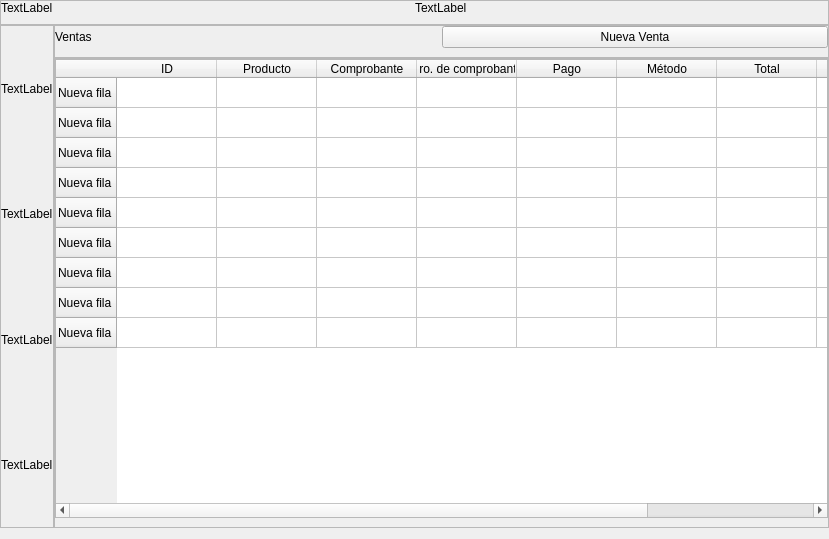
EmmanuelPaiva/sistema-informatico, file ui/Ventas.ui: the form before one commit.
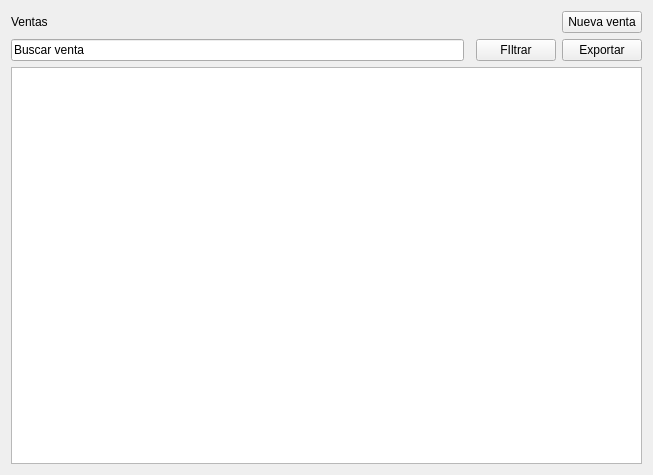
The form after the commit. Icons and pictures are not drawn.

Diff of the .ui file:
```diff
--- a/ui/Ventas.ui
+++ b/ui/Ventas.ui
@@ -6,276 +6,53 @@
    <rect>
     <x>0</x>
     <y>0</y>
-    <width>829</width>
-    <height>539</height>
+    <width>653</width>
+    <height>475</height>
    </rect>
   </property>
   <property name="windowTitle">
    <string>Form</string>
   </property>
   <layout class="QGridLayout" name="gridLayout">
-   <property name="leftMargin">
-    <number>0</number>
-   </property>
-   <property name="topMargin">
-    <number>0</number>
-   </property>
-   <property name="rightMargin">
-    <number>0</number>
-   </property>
-   <property name="spacing">
-    <number>0</number>
-   </property>
-   <item row="0" column="0" colspan="2">
-    <widget class="QFrame" name="frame">
-     <property name="frameShape">
-      <enum>QFrame::Shape::StyledPanel</enum>
+   <item row="2" column="0">
+    <widget class="QLineEdit" name="lineEdit">
+     <property name="text">
+      <string>Buscar venta</string>
      </property>
-     <property name="frameShadow">
-      <enum>QFrame::Shadow::Raised</enum>
-     </property>
-     <layout class="QHBoxLayout" name="horizontalLayout_3">
-      <property name="spacing">
-       <number>0</number>
-      </property>
-      <property name="leftMargin">
-       <number>0</number>
-      </property>
-      <property name="topMargin">
-       <number>0</number>
-      </property>
-      <property name="rightMargin">
-       <number>0</number>
-      </property>
-      <item>
-       <widget class="QLabel" name="label_6">
-        <property name="text">
-         <string>TextLabel</string>
-        </property>
-       </widget>
-      </item>
-      <item>
-       <widget class="QLabel" name="label_7">
-        <property name="text">
-         <string>TextLabel</string>
-        </property>
-       </widget>
-      </item>
-     </layout>
     </widget>
    </item>
-   <item row="2" column="1">
-    <widget class="QFrame" name="frame_3">
-     <property name="frameShape">
-      <enum>QFrame::Shape::StyledPanel</enum>
+   <item row="2" column="2">
+    <widget class="QPushButton" name="pushButton_3">
+     <property name="text">
+      <string>FIltrar</string>
      </property>
-     <property name="frameShadow">
-      <enum>QFrame::Shadow::Raised</enum>
+     <property name="icon">
+      <iconset theme="QIcon::ThemeIcon::AddressBookNew"/>
      </property>
-     <layout class="QHBoxLayout" name="horizontalLayout">
-      <property name="spacing">
-       <number>0</number>
-      </property>
-      <property name="leftMargin">
-       <number>0</number>
-      </property>
-      <property name="topMargin">
-       <number>0</number>
-      </property>
-      <property name="rightMargin">
-       <number>0</number>
-      </property>
-      <item>
-       <widget class="QLabel" name="label">
-        <property name="text">
-         <string>Ventas</string>
-        </property>
-       </widget>
-      </item>
-      <item>
-       <widget class="QPushButton" name="pushButton">
-        <property name="text">
-         <string>Nueva Venta</string>
-        </property>
-       </widget>
-      </item>
-     </layout>
     </widget>
    </item>
-   <item row="3" column="1">
-    <widget class="QFrame" name="frame_4">
-     <property name="sizePolicy">
-      <sizepolicy hsizetype="Expanding" vsizetype="Expanding">
-       <horstretch>0</horstretch>
-       <verstretch>0</verstretch>
-      </sizepolicy>
+   <item row="0" column="3">
+    <widget class="QPushButton" name="pushButton">
+     <property name="text">
+      <string>Nueva venta</string>
      </property>
-     <property name="frameShape">
-      <enum>QFrame::Shape::StyledPanel</enum>
+    </widget>
+   </item>
+   <item row="3" column="0" colspan="4">
+    <widget class="QTableView" name="tableView"/>
+   </item>
+   <item row="2" column="3">
+    <widget class="QPushButton" name="pushButton_2">
+     <property name="text">
+      <string>Exportar</string>
      </property>
-     <property name="frameShadow">
-      <enum>QFrame::Shadow::Raised</enum>
-     </property>
-     <layout class="QVBoxLayout" name="verticalLayout_2">
-      <property name="leftMargin">
-       <number>0</number>
-      </property>
-      <property name="topMargin">
-       <number>0</number>
-      </property>
-      <property name="rightMargin">
-       <number>0</number>
-      </property>
-      <item>
-       <widget class="QTableWidget" name="tableWidget">
-        <row>
-         <property name="text">
-          <string>Nueva fila</string>
-         </property>
-        </row>
-        <row>
-         <property name="text">
-          <string>Nueva fila</string>
-         </property>
-        </row>
-        <row>
-         <property name="text">
-          <string>Nueva fila</string>
-         </property>
-        </row>
-        <row>
-         <property name="text">
-          <string>Nueva fila</string>
-         </property>
-        </row>
-        <row>
-         <property name="text">
-          <string>Nueva fila</string>
-         </property>
-        </row>
-        <row>
-         <property name="text">
-          <string>Nueva fila</string>
-         </property>
-        </row>
-        <row>
-         <property name="text">
-          <string>Nueva fila</string>
-         </property>
-        </row>
-        <row>
-         <property name="text">
-          <string>Nueva fila</string>
-         </property>
-        </row>
-        <row>
-         <property name="text">
-          <string>Nueva fila</string>
-         </property>
-        </row>
-        <column>
-         <property name="text">
-          <string>ID</string>
-         </property>
-        </column>
-        <column>
-         <property name="text">
-          <string>Producto</string>
-         </property>
-        </column>
-        <column>
-         <property name="text">
-          <string>Comprobante</string>
-         </property>
-        </column>
-        <column>
-         <property name="text">
-          <string>Nro. de comprobante</string>
-         </property>
-        </column>
-        <column>
-         <property name="text">
-          <string>Pago</string>
-         </property>
-        </column>
-        <column>
-         <property name="text">
-          <string>Método</string>
-         </property>
-        </column>
-        <column>
-         <property name="text">
-          <string>Total</string>
-         </property>
-        </column>
-        <column>
-         <property name="text">
-          <string>Fecha/hora</string>
-         </property>
-        </column>
-        <column>
-         <property name="text">
-          <string>Mas opciones</string>
-         </property>
-        </column>
-       </widget>
-      </item>
-     </layout>
     </widget>
    </item>
-   <item row="1" column="0" rowspan="3">
-    <widget class="QFrame" name="frame_2">
-     <property name="frameShape">
-      <enum>QFrame::Shape::StyledPanel</enum>
+   <item row="0" column="0">
+    <widget class="QLabel" name="label">
+     <property name="text">
+      <string>Ventas</string>
      </property>
-     <property name="frameShadow">
-      <enum>QFrame::Shadow::Raised</enum>
-     </property>
-     <layout class="QVBoxLayout" name="verticalLayout">
-      <property name="spacing">
-       <number>0</number>
-      </property>
-      <property name="leftMargin">
-       <number>0</number>
-      </property>
-      <property name="topMargin">
-       <number>0</number>
-      </property>
-      <property name="rightMargin">
-       <number>0</number>
-      </property>
-      <property name="bottomMargin">
-       <number>0</number>
-      </property>
-      <item>
-       <widget class="QLabel" name="label_5">
-        <property name="text">
-         <string>TextLabel</string>
-        </property>
-       </widget>
-      </item>
-      <item>
-       <widget class="QLabel" name="label_2">
-        <property name="text">
-         <string>TextLabel</string>
-        </property>
-       </widget>
-      </item>
-      <item>
-       <widget class="QLabel" name="label_3">
-        <property name="text">
-         <string>TextLabel</string>
-        </property>
-       </widget>
-      </item>
-      <item>
-       <widget class="QLabel" name="label_4">
-        <property name="text">
-         <string>TextLabel</string>
-        </property>
-       </widget>
-      </item>
-     </layout>
     </widget>
    </item>
   </layout>
```
